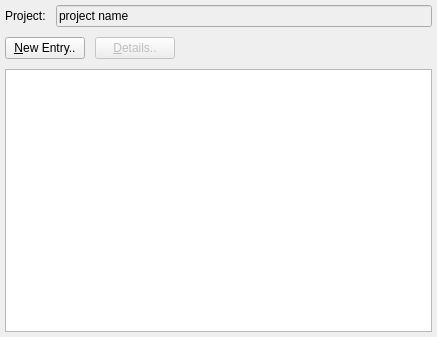
Above: forms/log.ui from skriticos/nelia1 before the change. Below: the same form after it.
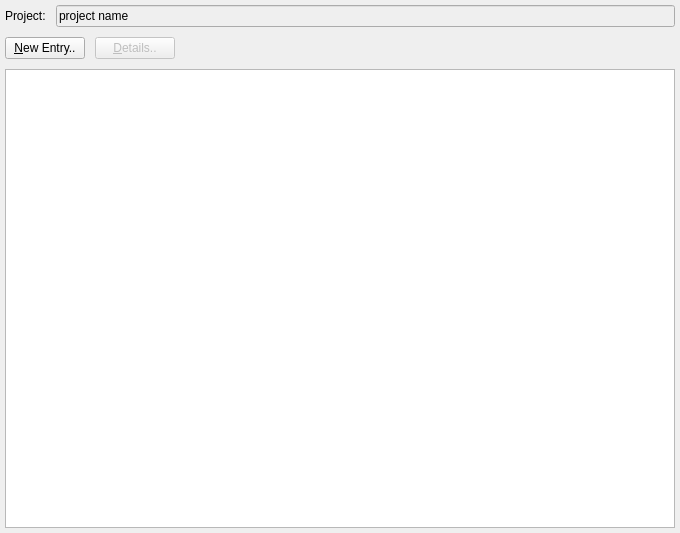
That is the form after the change.

The edit to the form file:
```diff
--- a/forms/log.ui
+++ b/forms/log.ui
@@ -6,8 +6,8 @@
    <rect>
     <x>0</x>
     <y>0</y>
-    <width>437</width>
-    <height>337</height>
+    <width>680</width>
+    <height>533</height>
    </rect>
   </property>
   <property name="sizePolicy">
```
Left out of the diff: 6 changed lines with no effect on the pictures.
